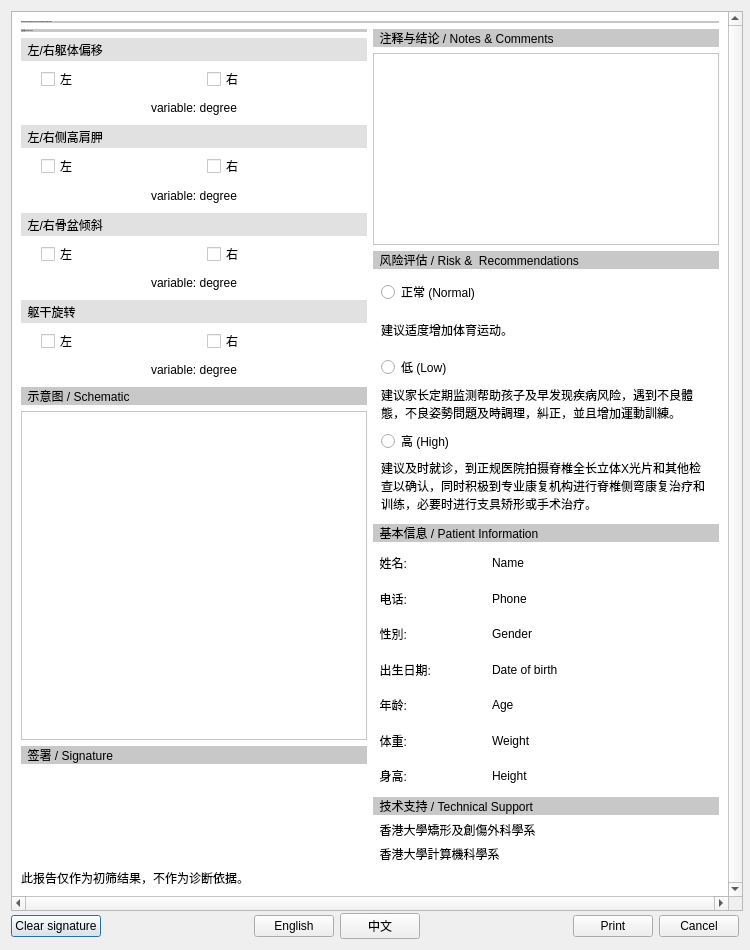
Qt form DesktopApp/reportdialog_eng.ui (michaelfong2017/landmark-annotator-desktop) before a commit.
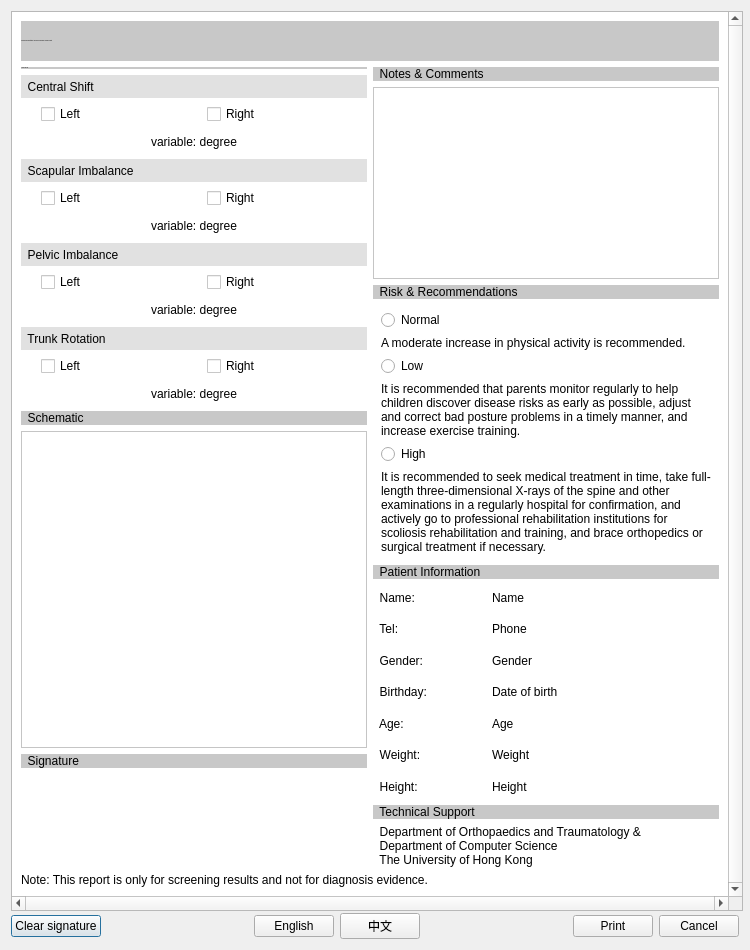
The same form after that commit. Custom widgets are drawn as their Qt base class.

Commit message: - Text and stylesheet of the english labels. - Adjust the UI.

Patch:
```diff
--- a/DesktopApp/reportdialog_eng.ui
+++ b/DesktopApp/reportdialog_eng.ui
@@ -84,6 +84,12 @@
          </property>
          <item>
           <widget class="QLabel" name="TitleLabel">
+           <property name="minimumSize">
+            <size>
+             <width>0</width>
+             <height>40</height>
+            </size>
+           </property>
            <property name="maximumSize">
             <size>
              <width>16777215</width>
@@ -106,7 +112,10 @@
 												</string>
            </property>
            <property name="text">
-            <string>Scoliosis Back Quantitative Analysis and Comparison Research Report</string>
+            <string> Scoliosis Back Quantitative Analysis and Comparison Research Report</string>
+           </property>
+           <property name="textFormat">
+            <enum>Qt::AutoText</enum>
            </property>
           </widget>
          </item>
@@ -146,7 +155,7 @@
 																</string>
                </property>
                <property name="text">
-                <string>  结果分析 / Result Analysis</string>
+                <string>  Result Analysis</string>
                </property>
               </widget>
              </item>
@@ -161,7 +170,7 @@
 																		</string>
                  </property>
                  <property name="text">
-                  <string>  左/右躯体偏移</string>
+                  <string>  Central Shift</string>
                  </property>
                 </widget>
                </item>
@@ -178,7 +187,7 @@
 																				</string>
                    </property>
                    <property name="text">
-                    <string>左</string>
+                    <string>Left</string>
                    </property>
                    <property name="checkable">
                     <bool>true</bool>
@@ -196,7 +205,7 @@
 																				</string>
                    </property>
                    <property name="text">
-                    <string>右</string>
+                    <string>Right</string>
                    </property>
                    <property name="checkable">
                     <bool>true</bool>
@@ -236,7 +245,7 @@
 																		</string>
                  </property>
                  <property name="text">
-                  <string>  左/右侧高肩胛</string>
+                  <string>  Scapular Imbalance</string>
                  </property>
                 </widget>
                </item>
@@ -253,7 +262,7 @@
 																				</string>
                    </property>
                    <property name="text">
-                    <string>左</string>
+                    <string>Left</string>
                    </property>
                    <property name="checkable">
                     <bool>true</bool>
@@ -271,7 +280,7 @@
 																				</string>
                    </property>
                    <property name="text">
-                    <string>右</string>
+                    <string>Right</string>
                    </property>
                    <property name="checkable">
                     <bool>true</bool>
@@ -311,7 +320,7 @@
 																		</string>
                  </property>
                  <property name="text">
-                  <string>  左/右骨盆倾斜</string>
+                  <string>  Pelvic Imbalance</string>
                  </property>
                 </widget>
                </item>
@@ -328,7 +337,7 @@
 																				</string>
                    </property>
                    <property name="text">
-                    <string>左</string>
+                    <string>Left</string>
                    </property>
                    <property name="checkable">
                     <bool>true</bool>
@@ -346,7 +355,7 @@
 																				</string>
                    </property>
                    <property name="text">
-                    <string>右</string>
+                    <string>Right</string>
                    </property>
                    <property name="checkable">
                     <bool>true</bool>
@@ -386,7 +395,7 @@
 																		</string>
                  </property>
                  <property name="text">
-                  <string>  躯干旋转</string>
+                  <string>  Trunk Rotation</string>
                  </property>
                 </widget>
                </item>
@@ -403,7 +412,7 @@
 																				</string>
                    </property>
                    <property name="text">
-                    <string>左</string>
+                    <string>Left</string>
                    </property>
                    <property name="checkable">
                     <bool>true</bool>
@@ -421,7 +430,7 @@
 																				</string>
                    </property>
                    <property name="text">
-                    <string>右</string>
+                    <string>Right</string>
                    </property>
                    <property name="checkable">
                     <bool>true</bool>
@@ -472,7 +481,7 @@
 																</string>
                </property>
                <property name="text">
-                <string>  示意图 / Schematic</string>
+                <string>  Schematic</string>
                </property>
               </widget>
              </item>
@@ -511,7 +520,7 @@
 																</string>
                </property>
                <property name="text">
-                <string>  签署 / Signature</string>
+                <string>  Signature</string>
                </property>
               </widget>
              </item>
@@ -541,7 +550,7 @@
 																</string>
                </property>
                <property name="text">
-                <string>  注释与结论 / Notes &amp; Comments</string>
+                <string>  Notes &amp; Comments</string>
                </property>
               </widget>
              </item>
@@ -567,7 +576,7 @@
 																</string>
                </property>
                <property name="text">
-                <string>  风险评估 / Risk &amp;  Recommendations</string>
+                <string>  Risk &amp; Recommendations</string>
                </property>
               </widget>
              </item>
@@ -593,7 +602,7 @@
 																		</string>
                  </property>
                  <property name="text">
-                  <string>正常 (Normal)</string>
+                  <string>Normal</string>
                  </property>
                 </widget>
                </item>
@@ -603,7 +612,7 @@
                   <string notr="true">font: 12px &quot;MS Shell Dlg 2&quot;;</string>
                  </property>
                  <property name="text">
-                  <string>建议适度增加体育运动。</string>
+                  <string>A moderate increase in physical activity is recommended.</string>
                  </property>
                  <property name="wordWrap">
                   <bool>true</bool>
@@ -618,7 +627,7 @@
 																		</string>
                  </property>
                  <property name="text">
-                  <string>低 (Low)</string>
+                  <string>Low</string>
                  </property>
                 </widget>
                </item>
@@ -628,7 +637,7 @@
                   <string notr="true">font: 12px &quot;MS Shell Dlg 2&quot;;</string>
                  </property>
                  <property name="text">
-                  <string>建议家长定期监测帮助孩子及早发现疾病风险，遇到不良體態，不良姿勢問題及時調理，糾正，並且增加運動訓練。 </string>
+                  <string>It is recommended that parents monitor regularly to help children discover disease risks as early as possible, adjust and correct bad posture problems in a timely manner, and increase exercise training.</string>
                  </property>
                  <property name="scaledContents">
                   <bool>false</bool>
@@ -646,7 +655,7 @@
 																		</string>
                  </property>
                  <property name="text">
-                  <string>高 (High)</string>
+                  <string>High</string>
                  </property>
                 </widget>
                </item>
@@ -656,7 +665,7 @@
                   <string notr="true">font: 12px &quot;MS Shell Dlg 2&quot;;</string>
                  </property>
                  <property name="text">
-                  <string>建议及时就诊，到正规医院拍摄脊椎全长立体X光片和其他检查以确认，同时积极到专业康复机构进行脊椎侧弯康复治疗和训练，必要时进行支具矫形或手术治疗。</string>
+                  <string>It is recommended to seek medical treatment in time, take full-length three-dimensional X-rays of the spine and other examinations in a regularly hospital for confirmation, and actively go to professional rehabilitation institutions for scoliosis rehabilitation and training, and brace orthopedics or surgical treatment if necessary.</string>
                  </property>
                  <property name="wordWrap">
                   <bool>true</bool>
@@ -684,7 +693,7 @@
 																</string>
                </property>
                <property name="text">
-                <string>  基本信息 / Patient Information</string>
+                <string>  Patient Information</string>
                </property>
               </widget>
              </item>
@@ -698,7 +707,7 @@
 																		</string>
                  </property>
                  <property name="text">
-                  <string>  姓名: </string>
+                  <string>  Name: </string>
                  </property>
                 </widget>
                </item>
@@ -726,7 +735,7 @@
 																		</string>
                  </property>
                  <property name="text">
-                  <string>  电话: </string>
+                  <string>  Tel: </string>
                  </property>
                 </widget>
                </item>
@@ -754,7 +763,7 @@
 																		</string>
                  </property>
                  <property name="text">
-                  <string>  性別: </string>
+                  <string>  Gender: </string>
                  </property>
                 </widget>
                </item>
@@ -782,7 +791,7 @@
 																		</string>
                  </property>
                  <property name="text">
-                  <string>  出生日期: </string>
+                  <string>  Birthday: </string>
                  </property>
                 </widget>
                </item>
@@ -810,7 +819,7 @@
 																		</string>
                  </property>
                  <property name="text">
-                  <string>  年龄: </string>
+                  <string>  Age: </string>
                  </property>
                 </widget>
                </item>
@@ -838,7 +847,7 @@
 																		</string>
                  </property>
                  <property name="text">
-                  <string>  体重: </string>
+                  <string>  Weight: </string>
                  </property>
                 </widget>
                </item>
@@ -866,7 +875,7 @@
 																		</string>
                  </property>
                  <property name="text">
-                  <string>  身高: </string>
+                  <string>  Height: </string>
                  </property>
                 </widget>
                </item>
@@ -903,7 +912,7 @@
 																</string>
                </property>
                <property name="text">
-                <string>  技术支持 / Technical Support</string>
+                <string>  Technical Support</string>
                </property>
               </widget>
              </item>
@@ -915,19 +924,12 @@
 																</string>
                </property>
                <property name="text">
-                <string>  香港大學矯形及創傷外科學系</string>
+                <string>  Department of Orthopaedics and Traumatology &amp; 
+  Department of Computer Science 
+  The University of Hong Kong</string>
                </property>
-              </widget>
-             </item>
-             <item>
-              <widget class="QLabel" name="label_3">
-               <property name="styleSheet">
-                <string notr="true">
-																	font: 12px &quot;MS Shell Dlg 2&quot;;
-																</string>
-               </property>
-               <property name="text">
-                <string>  香港大學計算機科學系</string>
+               <property name="wordWrap">
+                <bool>true</bool>
                </property>
               </widget>
              </item>
@@ -943,7 +945,7 @@
           <string notr="true">font: 16px &quot;MS Shell Dlg 2&quot;;</string>
          </property>
          <property name="text">
-          <string>此报告仅作为初筛结果，不作为诊断依据。</string>
+          <string>Note: This report is only for screening results and not for diagnosis evidence.</string>
          </property>
         </widget>
        </item>
```
Left out of the diff: 10 changed lines with no effect on the pictures. The commit also changes 2 other files.
